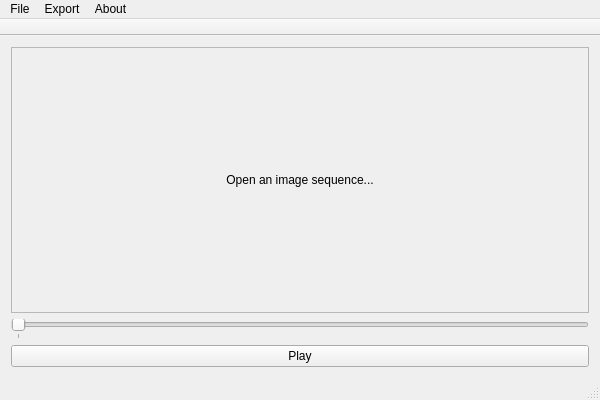
First picture: the form in AnimStudio/Forms/AnimStudio.ui, repository MjnMixael/AnimStudio, before the edit.
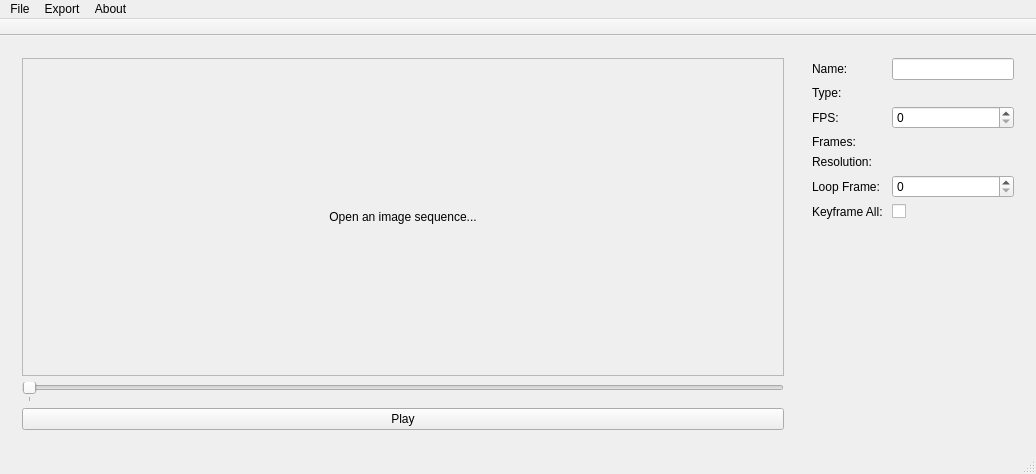
Second picture: the form after the edit.

Commit message: formalize metadata in the UI and further clean up handling between ui and data

```diff
--- a/AnimStudio/Forms/AnimStudio.ui
+++ b/AnimStudio/Forms/AnimStudio.ui
@@ -6,8 +6,8 @@
    <rect>
     <x>0</x>
     <y>0</y>
-    <width>600</width>
-    <height>400</height>
+    <width>1036</width>
+    <height>474</height>
    </rect>
   </property>
   <property name="windowTitle">
@@ -16,27 +16,47 @@
   <widget class="QWidget" name="centralWidget">
    <layout class="QVBoxLayout" name="verticalLayout_2">
     <item>
+     <layout class="QHBoxLayout" name="horizontalLayout">
+      <item>
+       <widget class="QWidget" name="playerColumn" native="true">
+        <property name="sizePolicy">
+         <sizepolicy hsizetype="Preferred" vsizetype="Preferred">
+          <horstretch>7</horstretch>
+          <verstretch>0</verstretch>
+         </sizepolicy>
+        </property>
      <layout class="QVBoxLayout" name="verticalLayout">
       <item>
-       <widget class="QScrollArea" name="scrollArea">
+          <layout class="QVBoxLayout" name="playerLayout">
+           <item>
+            <widget class="QScrollArea" name="playerScrollArea">
+             <property name="sizePolicy">
+              <sizepolicy hsizetype="Preferred" vsizetype="Expanding">
+               <horstretch>0</horstretch>
+               <verstretch>0</verstretch>
+              </sizepolicy>
+             </property>
+             <property name="verticalScrollBarPolicy">
+              <enum>Qt::ScrollBarAlwaysOff</enum>
+             </property>
+             <property name="horizontalScrollBarPolicy">
+              <enum>Qt::ScrollBarAlwaysOff</enum>
+             </property>
         <property name="widgetResizable">
          <bool>true</bool>
         </property>
         <property name="alignment">
          <set>Qt::AlignCenter</set>
         </property>
-        <widget class="QWidget" name="scrollAreaWidgetContents">
+             <widget class="QWidget" name="playerScrollAreaWidgetContents">
          <property name="geometry">
           <rect>
            <x>0</x>
            <y>0</y>
-           <width>578</width>
-           <height>270</height>
-          </rect>
-         </property>
-         <property name="layoutDirection">
-          <enum>Qt::LeftToRight</enum>
-         </property>
+                <width>780</width>
+                <height>342</height>
+               </rect>
+              </property>
          <layout class="QGridLayout" name="gridLayout">
           <property name="leftMargin">
            <number>0</number>
@@ -56,7 +76,7 @@
           <item row="0" column="0">
            <widget class="QLabel" name="previewLabel">
             <property name="sizePolicy">
-             <sizepolicy hsizetype="Fixed" vsizetype="Fixed">
+                  <sizepolicy hsizetype="Expanding" vsizetype="Expanding">
               <horstretch>0</horstretch>
               <verstretch>0</verstretch>
              </sizepolicy>
@@ -78,6 +98,12 @@
       </item>
       <item>
        <widget class="QSlider" name="timelineSlider">
+             <property name="sizePolicy">
+              <sizepolicy hsizetype="Preferred" vsizetype="Fixed">
+               <horstretch>0</horstretch>
+               <verstretch>0</verstretch>
+              </sizepolicy>
+             </property>
         <property name="maximum">
          <number>0</number>
         </property>
@@ -93,8 +119,6 @@
        </widget>
       </item>
       <item>
-       <layout class="QHBoxLayout" name="horizontalLayout_2">
-        <item>
          <widget class="QPushButton" name="playPauseButton">
           <property name="text">
            <string>Play</string>
@@ -104,6 +128,114 @@
        </layout>
       </item>
      </layout>
+       </widget>
+      </item>
+      <item>
+       <widget class="QWidget" name="metadataColumn" native="true">
+        <property name="sizePolicy">
+         <sizepolicy hsizetype="Preferred" vsizetype="Preferred">
+          <horstretch>2</horstretch>
+          <verstretch>0</verstretch>
+         </sizepolicy>
+        </property>
+        <layout class="QFormLayout" name="formLayout">
+         <property name="sizeConstraint">
+          <enum>QLayout::SetDefaultConstraint</enum>
+         </property>
+         <item row="0" column="0">
+          <widget class="QLabel" name="nameLabel">
+           <property name="text">
+            <string>Name:</string>
+           </property>
+          </widget>
+         </item>
+         <item row="0" column="1">
+          <widget class="QLineEdit" name="nameEdit"/>
+         </item>
+         <item row="1" column="0">
+          <widget class="QLabel" name="typeLabel">
+           <property name="text">
+            <string>Type:</string>
+           </property>
+          </widget>
+         </item>
+         <item row="2" column="0">
+          <widget class="QLabel" name="fpsLabel">
+           <property name="text">
+            <string>FPS:</string>
+           </property>
+          </widget>
+         </item>
+         <item row="2" column="1">
+          <widget class="QSpinBox" name="fpsSpinBox">
+           <property name="maximum">
+            <number>240</number>
+           </property>
+          </widget>
+         </item>
+         <item row="3" column="0">
+          <widget class="QLabel" name="framesLabel">
+           <property name="text">
+            <string>Frames:</string>
+           </property>
+          </widget>
+         </item>
+         <item row="4" column="0">
+          <widget class="QLabel" name="resolutionLabel">
+           <property name="text">
+            <string>Resolution:</string>
+           </property>
+          </widget>
+         </item>
+         <item row="5" column="0">
+          <widget class="QLabel" name="loopFrameLabel">
+           <property name="text">
+            <string>Loop Frame:</string>
+           </property>
+          </widget>
+         </item>
+         <item row="5" column="1">
+          <widget class="QSpinBox" name="loopFrameSpinBox"/>
+         </item>
+         <item row="3" column="1">
+          <widget class="QLabel" name="framesView">
+           <property name="text">
+            <string/>
+           </property>
+          </widget>
+         </item>
+         <item row="1" column="1">
+          <widget class="QLabel" name="typeView">
+           <property name="text">
+            <string/>
+           </property>
+          </widget>
+         </item>
+         <item row="4" column="1">
+          <widget class="QLabel" name="resolutionView">
+           <property name="text">
+            <string/>
+           </property>
+          </widget>
+         </item>
+         <item row="6" column="0">
+          <widget class="QLabel" name="keyframeAllLabel">
+           <property name="text">
+            <string>Keyframe All: </string>
+           </property>
+          </widget>
+         </item>
+         <item row="6" column="1">
+          <widget class="QCheckBox" name="keyframeAllCheckBox">
+           <property name="tristate">
+            <bool>false</bool>
+           </property>
+          </widget>
+         </item>
+        </layout>
+       </widget>
+      </item>
+     </layout>
     </item>
    </layout>
   </widget>
@@ -112,7 +244,7 @@
     <rect>
      <x>0</x>
      <y>0</y>
-     <width>600</width>
+     <width>1036</width>
      <height>22</height>
     </rect>
    </property>
```
Lines whose indentation alone changed are shown as unchanged. The commit also changes 8 other files.
